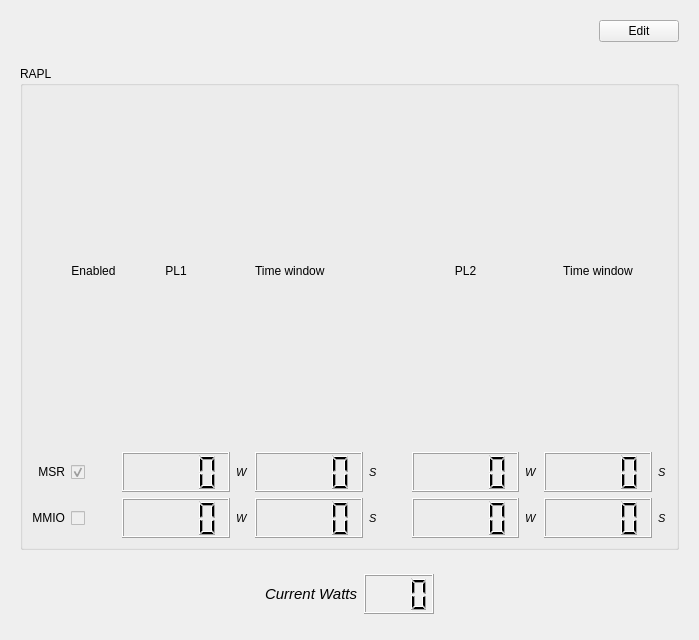
NativCos/laptop_power, file widget_rapl.ui: the form before one commit.
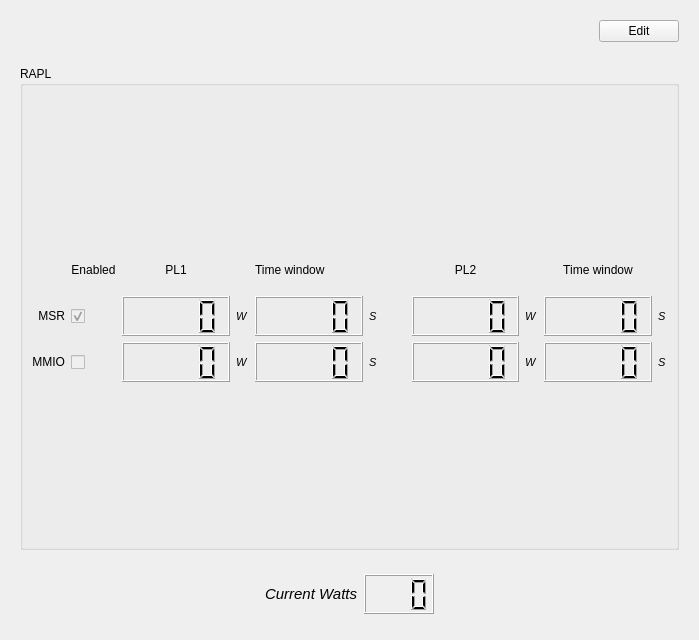
The form after the commit.

Patch:
```diff
--- a/widget_rapl.ui
+++ b/widget_rapl.ui
@@ -683,6 +683,24 @@
             </item>
             <item row="0" column="1">
              <widget class="QLabel" name="label_11">
+              <property name="sizePolicy">
+               <sizepolicy hsizetype="Preferred" vsizetype="Preferred">
+                <horstretch>0</horstretch>
+                <verstretch>0</verstretch>
+               </sizepolicy>
+              </property>
+              <property name="minimumSize">
+               <size>
+                <width>0</width>
+                <height>0</height>
+               </size>
+              </property>
+              <property name="maximumSize">
+               <size>
+                <width>16777215</width>
+                <height>40</height>
+               </size>
+              </property>
               <property name="text">
                <string>Enabled</string>
               </property>
```
